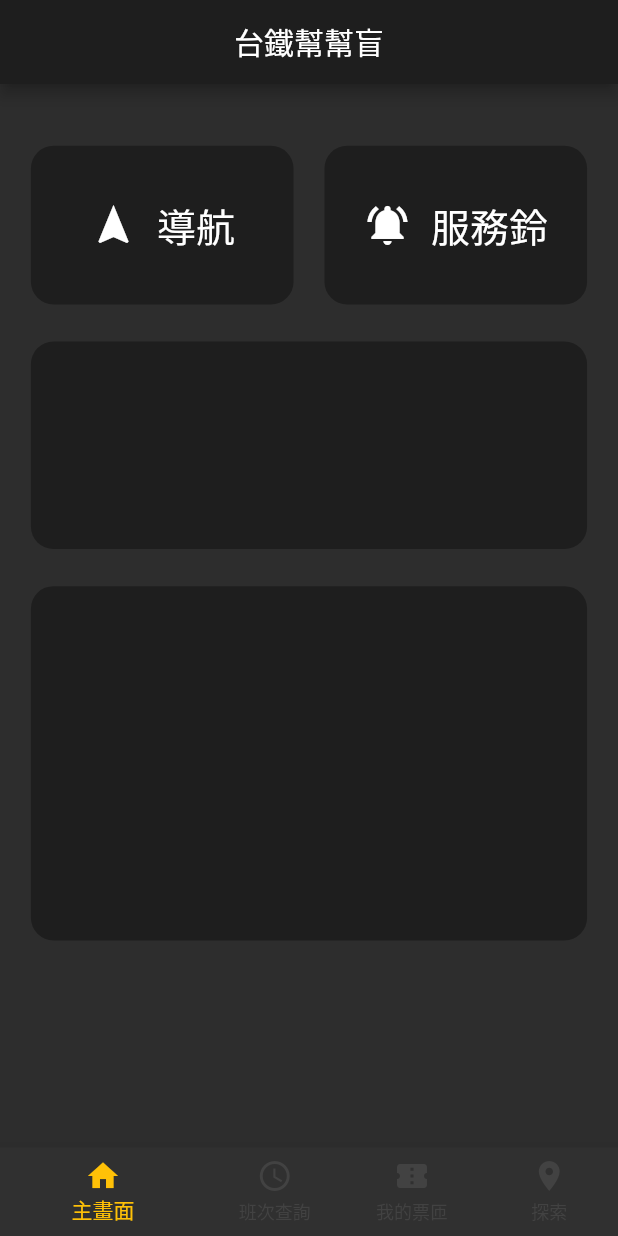
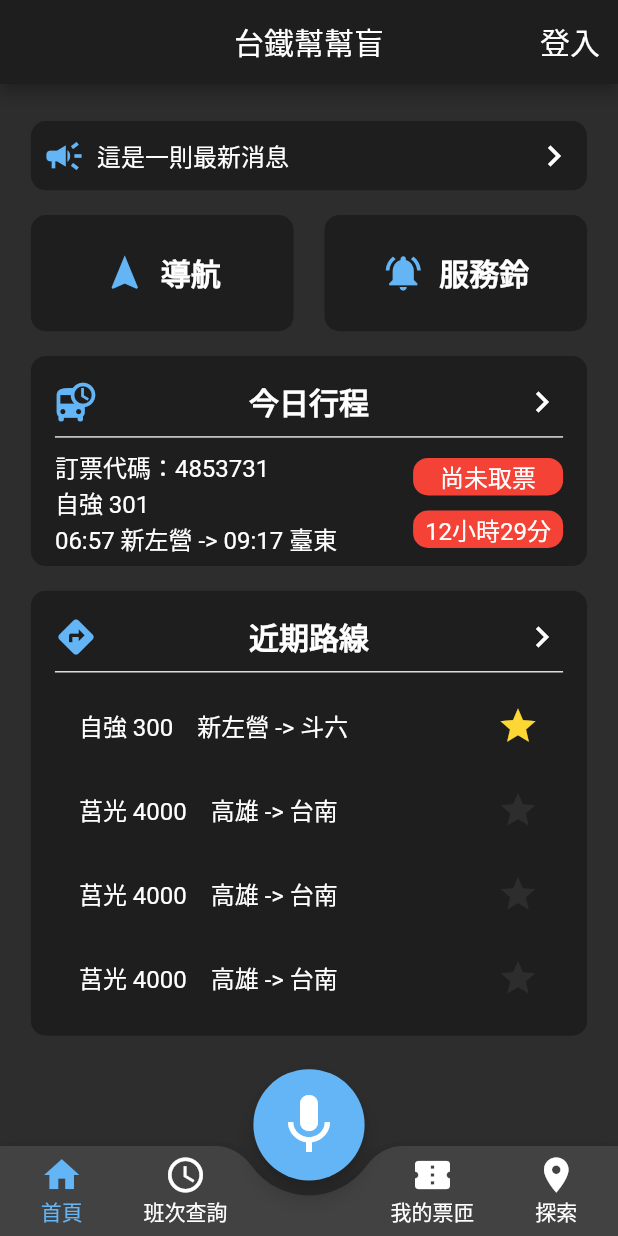
Before and after one commit to IamPurpleRed/TRA_Helper_Client, a Flutter app: the screen it shows after launch, on a phone screen of 412 x 824 dp. Run offline on Flutter 3.47's test engine with Material 2 defaults, Android fonts, the phone set to English and light mode, and no system bars.

Commit message:
feat: 一般用戶首頁

```diff
--- /dev/null
+++ b/lib/config/constants.dart
@@ -0,0 +1,3 @@
+class Constants {
+  static const double defaultIconSize = 28.0;
+}
--- a/lib/config/palette.dart
+++ b/lib/config/palette.dart
@@ -2,6 +2,9 @@
 
 class Palette {
   static const Color primaryColor = Color(0xFF1E1E1E);
+  static const Color secondaryColor = Color(0xFF64B5F6); // Colors.blue[300]
   static const Color backgroundColor = Color(0xFF2D2D2D);
-  static const Color textColor = Color(0xFFDDDDDD);
+  static const Color dividerColor = Color(0xFFDDDDDD);
+
+  static const Color starIconColor = Color(0xFFFFA000); // Colors.amber[600]
 }
--- a/lib/main.dart
+++ b/lib/main.dart
@@ -1,7 +1,8 @@
 import 'package:flutter/material.dart';
-import 'package:flutter_staggered_grid_view/flutter_staggered_grid_view.dart';
+import 'package:tra_helper/config/constants.dart';
+import 'package:tra_helper/config/palette.dart';
 
-import 'package:tra_helper/config/palette.dart';
+import 'screens/home_page.dart';
 
 void main() {
   runApp(const TraHelperApp());
@@ -14,100 +15,24 @@
   Widget build(BuildContext context) {
     return MaterialApp(
       title: '台鐵幫幫盲',
-      theme: ThemeData.dark(),
-      home: const HomePageNormal(),
+      debugShowCheckedModeBanner: true,
+      theme: ThemeData(
+        brightness: Brightness.dark,
+        iconTheme: const IconThemeData(
+          color: Palette.secondaryColor,
+          size: Constants.defaultIconSize,
+        ),
+        buttonTheme: const ButtonThemeData(buttonColor: Palette.secondaryColor),
+        floatingActionButtonTheme: const FloatingActionButtonThemeData(
+          foregroundColor: Colors.white,
+          backgroundColor: Palette.secondaryColor,
+        ),
+        dividerTheme: const DividerThemeData(
+          color: Palette.dividerColor,
+          thickness: 1,
+        ),
+      ),
+      home: const HomePage(),
     );
   }
 }
-
-class HomePageNormal extends StatelessWidget {
-  const HomePageNormal({Key? key}) : super(key: key);
-
-  @override
-  Widget build(BuildContext context) {
-    final vw = MediaQuery.of(context).size.width;
-    final vh = MediaQuery.of(context).size.height;
-    const iconSize = 32.0;
-
-    // INFO: block的樣式
-    BoxDecoration blockDeco() {
-      return BoxDecoration(
-        color: Palette.primaryColor,
-        borderRadius: BorderRadius.circular(15),
-      );
-    }
-
-    return Scaffold(
-        backgroundColor: Palette.backgroundColor,
-        appBar: AppBar(
-          backgroundColor: Palette.primaryColor,
-          title: const Text('台鐵幫幫盲'),
-          centerTitle: true,
-        ),
-        body: Padding(
-          padding: EdgeInsets.symmetric(horizontal: vw * 0.05, vertical: vh * 0.05),
-          child: StaggeredGrid.count(
-            crossAxisCount: 6,
-            mainAxisSpacing: vh * 0.03,
-            crossAxisSpacing: vw * 0.05,
-            children: [
-              StaggeredGridTile.count(
-                crossAxisCellCount: 3,
-                mainAxisCellCount: 2,
-                child: Container(
-                  child: Row(
-                    children: const [
-                      Icon(Icons.navigation, size: iconSize),
-                      Text('  導航', style: TextStyle(fontSize: iconSize - 6)),
-                    ],
-                    mainAxisAlignment: MainAxisAlignment.center,
-                  ),
-                  decoration: blockDeco(),
-                ),
-              ),
-              StaggeredGridTile.count(
-                crossAxisCellCount: 3,
-                mainAxisCellCount: 2,
-                child: Container(
-                  child: Row(
-                    children: const [
-                      Icon(Icons.notifications_active, size: iconSize),
-                      Text('  服務鈴', style: TextStyle(fontSize: iconSize - 6)),
-                    ],
-                    mainAxisAlignment: MainAxisAlignment.center,
-                  ),
-                  decoration: blockDeco(),
-                ),
-              ),
-              StaggeredGridTile.count(
-                crossAxisCellCount: 6,
-                mainAxisCellCount: 2.5,
-                child: Container(
-                  decoration: blockDeco(),
-                ),
-              ),
-              StaggeredGridTile.count(
-                crossAxisCellCount: 6,
-                mainAxisCellCount: 4,
-                child: Container(
-                  decoration: blockDeco(),
-                ),
-              ),
-            ],
-          ),
-        ),
-        bottomNavigationBar: BottomNavigationBar(
-          selectedItemColor: Colors.amber,
-          backgroundColor: Palette.primaryColor,
-          showSelectedLabels: true,
-          showUnselectedLabels: true,
-          currentIndex: 0,
-          items: const [
-            BottomNavigationBarItem(icon: Icon(Icons.home), label: '主畫面'),
-            BottomNavigationBarItem(icon: Icon(Icons.schedule), label: "班次查詢"),
-            BottomNavigationBarItem(icon: Icon(Icons.confirmation_number), label: '我的票匝'),
-            BottomNavigationBarItem(icon: Icon(Icons.location_on), label: "探索"),
-          ],
-        ));
-  }
-}
--- /dev/null
+++ b/lib/screens/explore_page.dart
@@ -0,0 +1,17 @@
+import 'package:flutter/material.dart';
+
+class ExplorePage extends StatefulWidget {
+  const ExplorePage({Key? key}) : super(key: key);
+
+  @override
+  State<ExplorePage> createState() => _ExplorePageState();
+}
+
+class _ExplorePageState extends State<ExplorePage> {
+  @override
+  Widget build(BuildContext context) {
+    return Container(
+      child: Text('探索頁面'),
+    );
+  }
+}
--- /dev/null
+++ b/lib/screens/home_page.dart
@@ -0,0 +1,346 @@
+import 'package:flutter/material.dart';
+import 'package:flutter_staggered_grid_view/flutter_staggered_grid_view.dart';
+
+import '/config/constants.dart';
+import '/config/palette.dart';
+import '/widgets/bottom_nav_bar.dart';
+
+const double blockTitleSize = 20.0;
+const double blockContentSize = 16.0;
+const double blockPadding = 16.0;
+const bool loginStatus = true; // 暫時變數，有登入即為true
+
+class HomePage extends StatelessWidget {
+  const HomePage({Key? key}) : super(key: key);
+
+  @override
+  Widget build(BuildContext context) {
+    final vw = MediaQuery.of(context).size.width;
+    final vh = MediaQuery.of(context).size.height;
+
+    // INFO: block的樣式
+    BoxDecoration blockDeco() {
+      return BoxDecoration(
+        color: Palette.primaryColor,
+        borderRadius: BorderRadius.circular(10),
+      );
+    }
+
+    return Scaffold(
+      backgroundColor: Palette.backgroundColor,
+      appBar: AppBar(
+        backgroundColor: Palette.primaryColor,
+        title: const Text('台鐵幫幫盲'),
+        centerTitle: true,
+        actions: const [
+          Padding(
+            padding: EdgeInsets.all(12),
+            child: Center(
+              child: loginStatus ? Text('登入', style: TextStyle(fontSize: 20)) : Icon(Icons.account_circle),
+            ),
+          ),
+        ],
+      ),
+      body: Padding(
+        padding: EdgeInsets.symmetric(
+          horizontal: vw * 0.05,
+          vertical: vh * 0.03,
+        ),
+        child: StaggeredGrid.count(
+          crossAxisCount: 50,
+          mainAxisSpacing: vh * 0.02,
+          crossAxisSpacing: vw * 0.05,
+          children: [
+            // INFO: 最新消息block
+            StaggeredGridTile.count(
+              crossAxisCellCount: 50,
+              mainAxisCellCount: 8,
+              child: Container(
+                child: Row(
+                  children: const [
+                    SizedBox(width: 8),
+                    Icon(Icons.campaign),
+                    SizedBox(width: 8),
+                    Expanded(
+                      child: Text(
+                        '這是一則最新消息',
+                        style: TextStyle(fontSize: blockContentSize),
+                      ),
+                    ),
+                    SizedBox(width: 8),
+                    Icon(
+                      Icons.navigate_next,
+                      size: Constants.defaultIconSize,
+                      color: Colors.white,
+                    ),
+                    SizedBox(width: 8),
+                  ],
+                  mainAxisAlignment: MainAxisAlignment.spaceBetween,
+                ),
+                decoration: blockDeco(),
+              ),
+            ),
+
+            // INFO: 導航block
+            StaggeredGridTile.count(
+              crossAxisCellCount: 25,
+              mainAxisCellCount: 12,
+              child: Container(
+                child: Row(
+                  children: const [
+                    Icon(Icons.navigation),
+                    Text(
+                      '  導航',
+                      style: TextStyle(
+                        fontSize: blockTitleSize,
+                        fontWeight: FontWeight.bold,
+                      ),
+                    ),
+                  ],
+                  mainAxisAlignment: MainAxisAlignment.center,
+                ),
+                decoration: blockDeco(),
+              ),
+            ),
+
+            // INFO: 服務鈴block
+            StaggeredGridTile.count(
+              crossAxisCellCount: 25,
+              mainAxisCellCount: 12,
+              child: Container(
+                child: Row(
+                  children: const [
+                    Icon(Icons.notifications_active),
+                    Text(
+                      '  服務鈴',
+                      style: TextStyle(
+                        fontSize: blockTitleSize,
+                        fontWeight: FontWeight.bold,
+                      ),
+                    ),
+                  ],
+                  mainAxisAlignment: MainAxisAlignment.center,
+                ),
+                decoration: blockDeco(),
+              ),
+            ),
+
+            // INFO: 列車提醒block
+            StaggeredGridTile.count(
+              crossAxisCellCount: 50,
+              mainAxisCellCount: 20,
+              child: Container(
+                child: const ScheduleToday(),
+                decoration: blockDeco(),
+              ),
+            ),
+
+            // INFO: 近期路線block
+            StaggeredGridTile.count(
+              crossAxisCellCount: 50,
+              mainAxisCellCount: 40,
+              child: Container(
+                child: const RecentActivity(),
+                decoration: blockDeco(),
+              ),
+            ),
+          ],
+        ),
+      ),
+      floatingActionButton: SizedBox(
+        width: vw * 0.18,
+        height: vh * 0.18,
+        child: FloatingActionButton(
+          child: const Icon(Icons.mic, size: 48),
+          onPressed: () {},
+        ),
+      ),
+      floatingActionButtonLocation: FloatingActionButtonLocation.centerDocked,
+      bottomNavigationBar: const BottomNavBar(),
+    );
+  }
+}
+
+class ScheduleToday extends StatefulWidget {
+  const ScheduleToday({
+    Key? key,
+  }) : super(key: key);
+
+  @override
+  State<ScheduleToday> createState() => _ScheduleTodayState();
+}
+
+class _ScheduleTodayState extends State<ScheduleToday> {
+  @override
+  Widget build(BuildContext context) {
+    return Padding(
+      padding: const EdgeInsets.all(blockPadding),
+      child: Column(
+        children: [
+          Row(
+            mainAxisAlignment: MainAxisAlignment.spaceBetween,
+            children: const [
+              Icon(Icons.departure_board),
+              Text(
+                '今日行程',
+                style: TextStyle(
+                  fontSize: blockTitleSize,
+                  fontWeight: FontWeight.bold,
+                ),
+              ),
+              Icon(
+                Icons.navigate_next,
+                size: Constants.defaultIconSize,
+                color: Colors.white,
+              ),
+            ],
+          ),
+          const Divider(),
+          Row(
+            mainAxisAlignment: MainAxisAlignment.spaceBetween,
+            children: [
+              Column(
+                mainAxisAlignment: MainAxisAlignment.spaceBetween,
+                crossAxisAlignment: CrossAxisAlignment.start,
+                children: const [
+                  Text('訂票代碼：4853731', style: TextStyle(fontSize: blockContentSize)),
+                  Text('自強 301', style: TextStyle(fontSize: blockContentSize)),
+                  Text('06:57 新左營 -> 09:17 臺東', style: TextStyle(fontSize: blockContentSize)),
+                ],
+              ),
+              Column(
+                children: [
+                  Container(
+                    width: 100,
+                    height: 25,
+                    child: const Center(
+                      child: Text(
+                        '尚未取票',
+                        textAlign: TextAlign.center,
+                        style: TextStyle(
+                          color: Colors.white,
+                          fontSize: blockContentSize,
+                        ),
+                      ),
+                    ),
+                    decoration: BoxDecoration(
+                      color: Colors.red,
+                      borderRadius: BorderRadius.circular(10),
+                    ),
+                  ),
+                  const SizedBox(height: 10),
+                  Container(
+                    width: 100,
+                    height: 25,
+                    child: const Center(
+                      child: Text(
+                        '12小時29分',
+                        textAlign: TextAlign.center,
+                        style: TextStyle(
+                          color: Colors.white,
+                          fontSize: blockContentSize,
+                        ),
+                      ),
+                    ),
+                    decoration: BoxDecoration(
+                      color: Colors.red,
+                      borderRadius: BorderRadius.circular(10),
+                    ),
+                  ),
+                ],
+              )
+            ],
+          ),
+        ],
+      ),
+    );
+  }
+}
+
+class RecentActivity extends StatefulWidget {
+  const RecentActivity({
+    Key? key,
+  }) : super(key: key);
+
+  @override
+  State<RecentActivity> createState() => _RecentActivityState();
+}
+
+class _RecentActivityState extends State<RecentActivity> {
+  @override
+  Widget build(BuildContext context) {
+    return Padding(
+      padding: const EdgeInsets.all(blockPadding),
+      child: Column(
+        children: [
+          Row(
+            mainAxisAlignment: MainAxisAlignment.spaceBetween,
+            children: const [
+              Icon(Icons.directions),
+              Text(
+                '近期路線',
+                style: TextStyle(
+                  fontSize: blockTitleSize,
+                  fontWeight: FontWeight.bold,
+                ),
+              ),
+              Icon(
+                Icons.navigate_next,
+                size: Constants.defaultIconSize,
+                color: Colors.white,
+              ),
+            ],
+          ),
+          const Divider(),
+          Expanded(
+            child: ListView(
+              children: [
+                ListTile(
+                  leading: const Text('自強 300', style: TextStyle(fontSize: blockContentSize)),
+                  title: const Text('新左營 -> 斗六', style: TextStyle(fontSize: blockContentSize)),
+                  trailing: InkWell(
+                    child: Icon(Icons.star, color: Colors.yellow[600]),
+                    onTap: () {},
+                  ),
+                  minLeadingWidth: 10,
+                ),
+                ListTile(
+                  leading: const Text('莒光 4000', style: TextStyle(fontSize: blockContentSize)),
+                  title: const Text('高雄 -> 台南', style: TextStyle(fontSize: blockContentSize)),
+                  trailing: InkWell(
+                    child: const Icon(Icons.star, color: Palette.backgroundColor),
+                    onTap: () {},
+                  ),
+                ),
+                ListTile(
+                  leading: const Text('莒光 4000', style: TextStyle(fontSize: blockContentSize)),
+                  title: const Text('高雄 -> 台南', style: TextStyle(fontSize: blockContentSize)),
+                  trailing: InkWell(
+                    child: const Icon(Icons.star, color: Palette.backgroundColor),
+                    onTap: () {},
+                  ),
+                ),
+                ListTile(
+                  leading: const Text('莒光 4000', style: TextStyle(fontSize: blockContentSize)),
+                  title: const Text('高雄 -> 台南', style: TextStyle(fontSize: blockContentSize)),
+                  trailing: InkWell(
+                    child: const Icon(Icons.star, color: Palette.backgroundColor),
+                    onTap: () {},
+                  ),
+                ),
+                ListTile(
+                  leading: const Text('莒光 4000', style: TextStyle(fontSize: blockContentSize)),
+                  title: const Text('高雄 -> 台南', style: TextStyle(fontSize: blockContentSize)),
+                  trailing: InkWell(
+                    child: const Icon(Icons.star, color: Palette.backgroundColor),
+                    onTap: () {},
+                  ),
+                ),
+              ],
+            ),
+          ),
+        ],
+      ),
+    );
+  }
+}
--- /dev/null
+++ b/lib/screens/my_tickets_page.dart
@@ -0,0 +1,17 @@
+import 'package:flutter/material.dart';
+
+class MyTicketsPage extends StatefulWidget {
+  const MyTicketsPage({Key? key}) : super(key: key);
+
+  @override
+  State<MyTicketsPage> createState() => _MyTicketsPageState();
+}
+
+class _MyTicketsPageState extends State<MyTicketsPage> {
+  @override
+  Widget build(BuildContext context) {
+    return Container(
+      child: Text('我的票匝頁面'),
+    );
+  }
+}
--- /dev/null
+++ b/lib/screens/schedule_search_page.dart
@@ -0,0 +1,17 @@
+import 'package:flutter/material.dart';
+
+class ScheduleSearchPage extends StatefulWidget {
+  const ScheduleSearchPage({Key? key}) : super(key: key);
+
+  @override
+  State<ScheduleSearchPage> createState() => _ScheduleSearchPageState();
+}
+
+class _ScheduleSearchPageState extends State<ScheduleSearchPage> {
+  @override
+  Widget build(BuildContext context) {
+    return Container(
+      child: Text('班次查詢頁面'),
+    );
+  }
+}
--- /dev/null
+++ b/lib/widgets/bottom_nav_bar.dart
@@ -0,0 +1,136 @@
+import 'package:flutter/material.dart';
+import 'package:tra_helper/config/palette.dart';
+
+class BottomNavBar extends StatefulWidget {
+  const BottomNavBar({Key? key}) : super(key: key);
+
+  @override
+  State<BottomNavBar> createState() => _BottomNavBarState();
+}
+
+class _BottomNavBarState extends State<BottomNavBar> {
+  int pageIndex = 0; // 由左到右
+
+  @override
+  Widget build(BuildContext context) {
+    final vw = MediaQuery.of(context).size.width;
+    final vh = MediaQuery.of(context).size.height;
+
+    return BottomAppBar(
+      shape: const CircularNotchedRectangle(),
+      notchMargin: 10,
+      child: SizedBox(
+        height: 60,
+        child: Row(
+          mainAxisAlignment: MainAxisAlignment.spaceBetween,
+          children: [
+            SizedBox(
+              width: vw * 0.4,
+              child: Row(
+                mainAxisAlignment: MainAxisAlignment.spaceAround,
+                children: [
+                  SizedBox(
+                    width: vw * 0.15,
+                    child: InkWell(
+                      customBorder: const CircleBorder(),
+                      child: Column(
+                        mainAxisAlignment: MainAxisAlignment.center,
+                        children: [
+                          Icon(
+                            Icons.home,
+                            color: (pageIndex == 0) ? Palette.secondaryColor : Colors.white,
+                          ),
+                          Text(
+                            '首頁',
+                            style: TextStyle(
+                              color: (pageIndex == 0) ? Palette.secondaryColor : Colors.white,
+                            ),
+                          ),
+                        ],
+                      ),
+                      onTap: () {},
+                    ),
+                  ),
+                  SizedBox(
+                    width: vw * 0.15,
+                    child: InkWell(
+                      customBorder: const CircleBorder(),
+                      child: Column(
+                        mainAxisAlignment: MainAxisAlignment.center,
+                        children: [
+                          Icon(
+                            Icons.schedule,
+                            color: (pageIndex == 1) ? Palette.secondaryColor : Colors.white,
+                          ),
+                          Text(
+                            '班次查詢',
+                            style: TextStyle(
+                              color: (pageIndex == 1) ? Palette.secondaryColor : Colors.white,
+                            ),
+                          ),
+                        ],
+                      ),
+                      onTap: () {},
+                    ),
+                  ),
+                ],
+              ),
+            ),
+            SizedBox(
+              width: vw * 0.4,
+              child: Row(
+                mainAxisAlignment: MainAxisAlignment.spaceAround,
+                children: [
+                  SizedBox(
+                    width: vw * 0.15,
+                    child: InkWell(
+                      customBorder: const CircleBorder(),
+                      child: Column(
+                        mainAxisAlignment: MainAxisAlignment.center,
+                        children: [
+                          Icon(
+                            Icons.confirmation_number,
+                            color: (pageIndex == 2) ? Palette.secondaryColor : Colors.white,
+                          ),
+                          Text(
+                            '我的票匝',
+                            style: TextStyle(
+                              color: (pageIndex == 2) ? Palette.secondaryColor : Colors.white,
+                            ),
+                          ),
+                        ],
+                      ),
+                      onTap: () {},
+                    ),
+                  ),
+                  SizedBox(
+                    width: vw * 0.15,
+                    child: InkWell(
+                      customBorder: const CircleBorder(),
+                      child: Column(
+                        mainAxisAlignment: MainAxisAlignment.center,
+                        children: [
+                          Icon(
+                            Icons.location_on,
+                            color: (pageIndex == 3) ? Palette.secondaryColor : Colors.white,
+                          ),
+                          Text(
+                            '探索',
+                            style: TextStyle(
+                              color: (pageIndex == 3) ? Palette.secondaryColor : Colors.white,
+                            ),
+                          ),
+                        ],
+                      ),
+                      onTap: () {},
+                    ),
+                  ),
+                ],
+              ),
+            ),
+          ],
+        ),
+      ),
+    );
+  }
+}
--- a/pubspec.yaml
+++ b/pubspec.yaml
@@ -1,5 +1,5 @@
 name: tra_helper
-description: 讓視障人士搭乘台鐵變成一件容易事的應用程式
+description: 使視障人士搭乘台鐵更加方便
 
 # The following line prevents the package from being accidentally published to
 # pub.dev using `flutter pub publish`. This is preferred for private packages.
```
